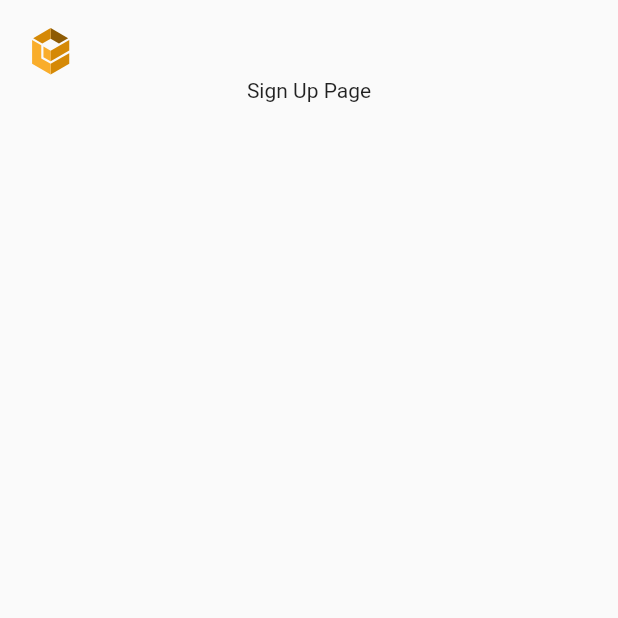
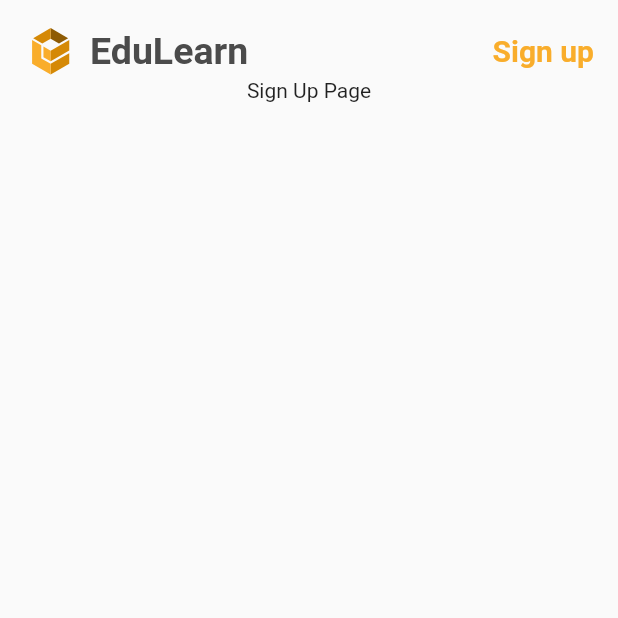
Before and after one commit to Mikel-Kolaveri/edu_learn, a Flutter app: the screen it shows after launch, after a tap on "Skip", on a phone screen of 412 x 824 dp, the top half of it. Run offline on Flutter 3.47's test engine with Material 2 defaults, Android fonts, the phone set to English and light mode, and no system bars; our stand-ins replace flutter_riverpod, flutter_svg, go_router, shared_preferences; Roboto replaces fonts that are missing (Plus Jakarta Sans).

Commit message:
add Header, add auth textfields for signin, signup

```diff
--- a/lib/assets.dart
+++ b/lib/assets.dart
@@ -11,4 +11,5 @@ class Assets {
   static String onboardingImage1 = 'assets/onboarding/onboarding_image_1.png';
   static String onboardingImage2 = 'assets/onboarding/onboarding_image_2.png';
   static String onboardingImage3 = 'assets/onboarding/onboarding_image_3.png';
+  static String backIcon = 'assets/icons/back_icon.svg';
 }
--- a/lib/main.dart
+++ b/lib/main.dart
@@ -17,6 +17,7 @@ class MainApp extends StatelessWidget {
   Widget build(BuildContext context) {
     return ProviderScope(
       child: MaterialApp.router(
+        debugShowCheckedModeBanner: false,
         routerConfig: router,
       ),
     );
--- a/lib/pages/auth/signup.dart
+++ b/lib/pages/auth/signup_page.dart
@@ -7,8 +7,13 @@ class SignUpPage extends ConsumerWidget {
 
   @override
   Widget build(BuildContext context, WidgetRef ref) {
-    return const Column(
-      children: [Header(), Text('Sign Up Page')],
+    return Column(
+      children: [
+        Header.signup(
+          onTap: () {},
+        ),
+        const Text('Sign Up Page')
+      ],
     );
   }
 }
--- a/lib/routing/router.dart
+++ b/lib/routing/router.dart
@@ -1,6 +1,6 @@
 import 'package:edu_learn_app/pages/onboarding/onboarding.dart';
-import 'package:edu_learn_app/pages/auth/signin.dart';
-import 'package:edu_learn_app/pages/auth/signup.dart';
+import 'package:edu_learn_app/pages/auth/signin_page.dart';
+import 'package:edu_learn_app/pages/auth/signup_page.dart';
 import 'package:flutter/material.dart';
 import 'package:go_router/go_router.dart';
 
--- a/lib/ui/header.dart
+++ b/lib/ui/header.dart
@@ -1,16 +1,96 @@
 import 'package:edu_learn_app/assets.dart';
+import 'package:edu_learn_app/theme/colors.dart';
+import 'package:edu_learn_app/theme/fonts.dart';
+import 'package:edu_learn_app/utils/gap.dart';
 import 'package:flutter/cupertino.dart';
 import 'package:flutter_riverpod/flutter_riverpod.dart';
 import 'package:flutter_svg/flutter_svg.dart';
 
+enum _Type { signin, signup, backButton }
+
 class Header extends ConsumerWidget {
-  const Header({super.key});
+  final _Type _type;
+  final VoidCallback? onTap;
+  const Header.signin({
+    super.key,
+    required this.onTap,
+  }) : _type = _Type.signin;
+
+  const Header.signup({
+    super.key,
+    required this.onTap,
+  }) : _type = _Type.signup;
+
+  const Header.backButton({
+    super.key,
+  })  : _type = _Type.backButton,
+        onTap = null;
 
   @override
   Widget build(BuildContext context, WidgetRef ref) {
-    final logo = SvgPicture.asset(Assets.logo);
-    return Row(
-      children: [logo],
+    String text = '';
+    final logo = Row(
+      children: [
+        SvgPicture.asset(Assets.logo),
+        const HGap(8),
+        Text(
+          'EduLearn',
+          style: fonts.pjs25BlackW700,
+        ),
+      ],
     );
+
+    //final authHeader =
+    switch (_type) {
+      case _Type.signin:
+        {
+          text = 'Sign in';
+        }
+
+      case _Type.signup:
+        {
+          text = 'Sign up';
+        }
+
+      case _Type.backButton:
+        {}
+    }
+
+    final authHeader = [
+      logo,
+      const Spacer(),
+      GestureDetector(
+        onTap: onTap,
+        child: Text(
+          text,
+          style: fonts.pjs20OrangeW700,
+        ),
+      ),
+    ];
+
+    final backButtonHeader = [
+      Container(
+        width: 40,
+        height: 40,
+        decoration: BoxDecoration(
+          shape: BoxShape.circle,
+          border: Border.all(color: colors.greyborder),
+        ),
+        child: SvgPicture.asset(
+          Assets.backIcon,
+          height: 16,
+          width: 16,
+          fit: BoxFit.scaleDown,
+        ),
+      ),
+      logo
+    ];
+
+    Widget test = Row(
+      mainAxisAlignment: MainAxisAlignment.spaceBetween,
+      children: _type == _Type.backButton ? backButtonHeader : authHeader,
+      // children: _type == _Type.backButton ? authHeader : backButtonHeader,
+    );
+    return test;
   }
 }
--- a/pubspec.yaml
+++ b/pubspec.yaml
@@ -23,4 +23,5 @@ flutter:
   assets:
     - assets/
     - assets/onboarding/
+    - assets/icons/
   uses-material-design: true
```
Also changed, not shown: lib/pages/auth/signin.dart (deleted, +0 -14 lines), lib/pages/auth/signin_page.dart (added, +46 -0 lines), lib/theme/colors.dart (+6 -1 lines), lib/theme/fonts.dart (+13 -3 lines), lib/ui/auth_textfield.dart (added, +68 -0 lines), assets/icons/back_icon.svg (added).
